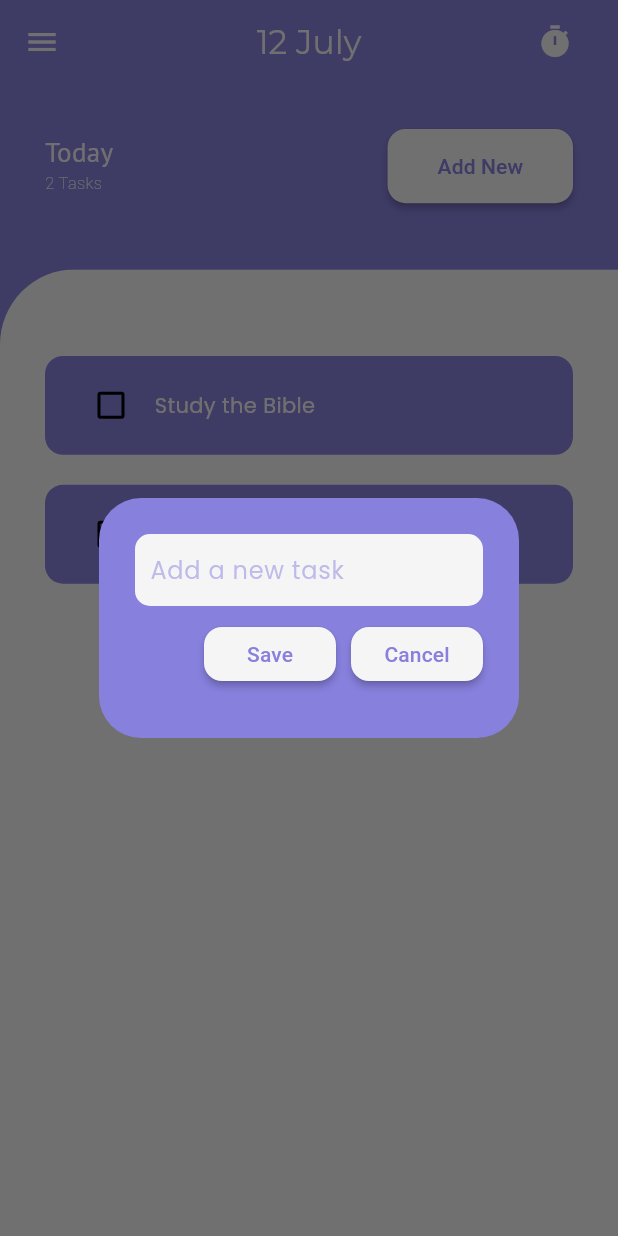
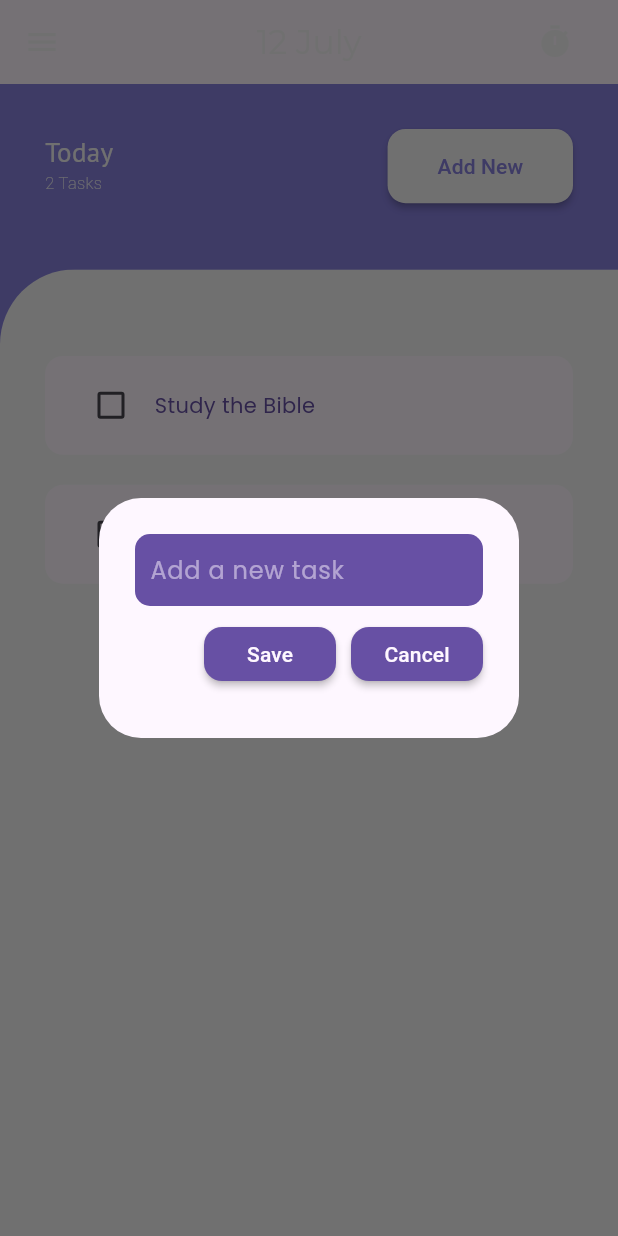
Before and after one commit to GLartey97/todo_app, a Flutter app: the screen it shows after launch, after a tap on "Add New", on a phone screen of 412 x 824 dp. Run offline on Flutter 3.47's test engine with Material 3 defaults, Android fonts, the phone set to English and light mode, and no system bars; drawn by our look-alikes of flutter_slidable; our stand-ins replace hive_flutter; accounts and stored records are empty; project files that could hold a hidden picture were left out.

Commit message:
Removed the theme content

```diff
--- a/lib/main.dart
+++ b/lib/main.dart
@@ -12,10 +12,11 @@ void main(List<String> args) async {
   await Hive.openBox('mybox');
 
   runApp(
-    ChangeNotifierProvider(
-      create: (context) => ThemeProvider(),
-      child: const MyApp(),
-    ),
+    //ChangeNotifierProvider(
+    //create: (context) => ThemeProvider(),
+    //child:
+    const MyApp(),
+    //),
   );
 }
 
@@ -24,9 +25,9 @@ class MyApp extends StatelessWidget {
 
   @override
   Widget build(BuildContext context) {
-    return MaterialApp(
-      theme: Provider.of<ThemeProvider>(context).themeData,
-      home: const SplashScreen1(),
+    return const MaterialApp(
+      //theme: Provider.of<ThemeProvider>(context).themeData,
+      home: SplashScreen1(),
     );
   }
 }
--- a/lib/pages/SplashScreens/splashscreen1.dart
+++ b/lib/pages/SplashScreens/splashscreen1.dart
@@ -1,5 +1,6 @@
 import 'package:flutter/material.dart';
 import 'package:todo_app/pages/SplashScreens/splashscreen2.dart';
+import 'package:todo_app/themes/themes.dart';
 import 'package:todo_app/utils/animation/splash_animation.dart';
 import 'package:todo_app/utils/page_route/fade_page_route.dart';
 
@@ -57,8 +58,8 @@ class _SplashScreen1State extends State<SplashScreen1>
       child: Container(
           height: deviceHeight,
           width: deviceWidth,
-          decoration:
-              BoxDecoration(color: Theme.of(context).colorScheme.primary),
+          decoration: BoxDecoration(
+              color: AppColors.primary), //Theme.of(context).colorScheme.primary
           child: Center(
             child: Container(
               height: deviceHeight * 1,
--- a/lib/pages/SplashScreens/splashscreen2.dart
+++ b/lib/pages/SplashScreens/splashscreen2.dart
@@ -1,5 +1,6 @@
 import 'package:flutter/material.dart';
 import 'package:todo_app/pages/SplashScreens/splashscreen3.dart';
+import 'package:todo_app/themes/themes.dart';
 import 'package:todo_app/utils/animation/splash_animation.dart';
 import 'package:todo_app/utils/page_route/fade_page_route.dart';
 
@@ -56,8 +57,8 @@ class _SplashScreen2State extends State<SplashScreen2>
       child: Container(
           height: deviceHeight,
           width: deviceWidth,
-          decoration:
-              BoxDecoration(color: Theme.of(context).colorScheme.surface),
+          decoration: BoxDecoration(
+              color: AppColors.surface), //Theme.of(context).colorScheme.surface
           child: Center(
             child: Container(
               height: deviceHeight * 1,
--- a/lib/pages/SplashScreens/splashscreen3.dart
+++ b/lib/pages/SplashScreens/splashscreen3.dart
@@ -1,5 +1,6 @@
 import 'package:flutter/material.dart';
 import 'package:todo_app/pages/homepage.dart';
+import 'package:todo_app/themes/themes.dart';
 import 'package:todo_app/utils/animation/splash_animation.dart';
 import 'package:todo_app/utils/page_route/fade_page_route.dart';
 
@@ -56,8 +57,8 @@ class _SplashScreen1State extends State<SplashScreen3>
       child: Container(
           height: deviceHeight,
           width: deviceWidth,
-          decoration:
-              BoxDecoration(color: Theme.of(context).colorScheme.primary),
+          decoration: BoxDecoration(
+              color: AppColors.primary), //Theme.of(context).colorScheme.primary
           child: Center(
             child: Container(
               height: deviceHeight * 1,
--- a/lib/pages/homepage.dart
+++ b/lib/pages/homepage.dart
@@ -1,6 +1,7 @@
 import 'package:flutter/material.dart';
 import 'package:hive_flutter/hive_flutter.dart';
 import 'package:todo_app/data/database.dart';
+import 'package:todo_app/themes/themes.dart';
 import 'package:todo_app/utils/dialog_box.dart';
 import 'package:todo_app/utils/drawer.dart';
 import 'package:todo_app/utils/todo_tiles.dart';
@@ -108,11 +109,12 @@ class _HomepageState extends State<Homepage> {
     return Scaffold(
       appBar: AppBar(
         backgroundColor: Theme.of(context).colorScheme.surface,
-        iconTheme: IconThemeData(color: Theme.of(context).colorScheme.primary),
+        iconTheme: IconThemeData(
+            color: AppColors.primary), //Theme.of(context).colorScheme.primary
         title: Text(
           formattedDate,
           style: TextStyle(
-              color: Theme.of(context).colorScheme.primary,
+              color: AppColors.primary, //Theme.of(context).colorScheme.primary
               fontFamily: 'Montserrat'),
         ),
         centerTitle: true,
@@ -121,7 +123,7 @@ class _HomepageState extends State<Homepage> {
             padding: const EdgeInsets.only(right: 30),
             child: Icon(
               Icons.timer,
-              color: Theme.of(context).colorScheme.primary,
+              color: AppColors.primary, //Theme.of(context).colorScheme.primary
             ),
           ),
         ],
@@ -134,7 +136,7 @@ class _HomepageState extends State<Homepage> {
           Container(
             height: deviceHeight,
             width: deviceWidth,
-            color: Theme.of(context).colorScheme.surface,
+            color: AppColors.surface, //Theme.of(context).colorScheme.surface,
           ),
 
           //Top Layer Items
@@ -148,7 +150,8 @@ class _HomepageState extends State<Homepage> {
                   child: Text(
                     "Today",
                     style: TextStyle(
-                        color: Theme.of(context).colorScheme.primary,
+                        color: AppColors
+                            .primary, //Theme.of(context).colorScheme.primary
                         fontSize: 18,
                         fontWeight: FontWeight.w500,
                         fontFamily: 'PT_Sans'),
@@ -157,15 +160,17 @@ class _HomepageState extends State<Homepage> {
                 MaterialButton(
                   height: deviceHeight * 0.06,
                   minWidth: deviceWidth * 0.3,
-                  color: Theme.of(context).colorScheme.primary,
+                  color:
+                      AppColors.primary, //Theme.of(context).colorScheme.primary
                   shape: RoundedRectangleBorder(
                     borderRadius: BorderRadius.circular(12),
                   ),
                   onPressed: createNewTask,
                   child: Text(
                     'Add New',
-                    style:
-                        TextStyle(color: Theme.of(context).colorScheme.surface),
+                    style: TextStyle(
+                        color: AppColors
+                            .surface), //Theme.of(context).colorScheme.surface),
                   ),
                 ),
               ],
@@ -178,7 +183,8 @@ class _HomepageState extends State<Homepage> {
             child: Text(
               "${db.toDoList.length} Tasks",
               style: TextStyle(
-                color: Theme.of(context).colorScheme.primary,
+                color:
+                    AppColors.primary, //Theme.of(context).colorScheme.primary
                 fontSize: 11,
                 fontWeight: FontWeight.w200,
               ),
@@ -194,8 +200,9 @@ class _HomepageState extends State<Homepage> {
               child: Container(
                 height: deviceHeight * 0.80,
                 width: deviceWidth,
-                decoration:
-                    BoxDecoration(color: Theme.of(context).colorScheme.primary),
+                decoration: BoxDecoration(
+                    color: AppColors
+                        .primary), //Theme.of(context).colorScheme.primary
               ),
             ),
           ),
--- a/lib/themes/theme_provider.dart
+++ b/lib/themes/theme_provider.dart
@@ -1,28 +1,28 @@
-import 'package:flutter/material.dart';
-import 'package:todo_app/themes/themes.dart';
+// import 'package:flutter/material.dart';
+// import 'package:todo_app/themes/themes.dart';
 
-class ThemeProvider extends ChangeNotifier {
-  //initially, lightmode
-  ThemeData _themeData = lightMode;
+// class ThemeProvider extends ChangeNotifier {
+//   //initially, lightmode
+//   ThemeData _themeData = lightMode;
 
-  //get current theme
-  ThemeData get themeData => _themeData;
+//   //get current theme
+//   ThemeData get themeData => _themeData;
 
-  //is current theme dark
-  bool get isDarkMode => _themeData == darkMode;
+//   //is current theme dark
+//   bool get isDarkMode => _themeData == darkMode;
 
-  //set theme
-  set themeData(ThemeData themeData) {
-    _themeData = themeData;
-    notifyListeners();
-  }
+//   //set theme
+//   set themeData(ThemeData themeData) {
+//     _themeData = themeData;
+//     notifyListeners();
+//   }
 
-  //toggle theme
-  void toggleTheme() {
-    if (_themeData == lightMode) {
-      themeData = darkMode;
-    } else {
-      themeData = lightMode;
-    }
-  }
-}
+//   //toggle theme
+//   void toggleTheme() {
+//     if (_themeData == lightMode) {
+//       themeData = darkMode;
+//     } else {
+//       themeData = lightMode;
+//     }
+//   }
+// }
--- a/lib/themes/themes.dart
+++ b/lib/themes/themes.dart
@@ -1,21 +1,26 @@
 import 'package:flutter/material.dart';
 
-ThemeData lightMode = ThemeData(
-  colorScheme: ColorScheme.light(
-    surface: const Color(0xff8780dd),
-    primary: Colors.grey.shade100,
-    secondary: Colors.grey.shade500,
-    tertiary: Colors.grey.shade200,
-    inversePrimary: Colors.grey.shade900,
-  ),
-);
+// ThemeData lightMode = ThemeData(
+//   colorScheme: ColorScheme.light(
+//     surface: const Color(0xff8780dd),
+//     primary: Colors.grey.shade100,
+//     secondary: Colors.grey.shade500,
+//     tertiary: Colors.grey.shade200,
+//     inversePrimary: Colors.grey.shade900,
+//   ),
+// );
 
-ThemeData darkMode = ThemeData(
-  colorScheme: ColorScheme.dark(
-    surface: const Color(0xff5a4a9e),
-    primary: Colors.grey.shade900,
-    secondary: Colors.grey.shade600,
-    tertiary: Colors.grey.shade700,
-    inversePrimary: Colors.grey.shade100,
-  ),
-);
+// ThemeData darkMode = ThemeData(
+//   colorScheme: ColorScheme.dark(
+//     surface: const Color(0xff5a4a9e),
+//     primary: Colors.grey.shade900,
+//     secondary: Colors.grey.shade600,
+//     tertiary: Colors.grey.shade700,
+//     inversePrimary: Colors.grey.shade100,
+//   ),
+// );
+
+class AppColors {
+  static const Color surface = Color(0xff8780dd);
+  static Color primary = Colors.grey.shade100;
+}
```
Also changed, not shown: lib/utils/drawer.dart (+31 -21 lines).
